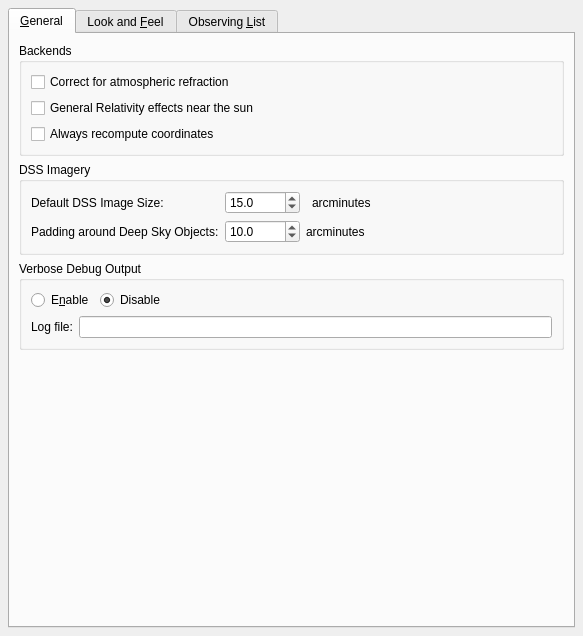
First picture: the form in kstars/options/opsadvanced.ui, repository KDE/kstars, before the edit.
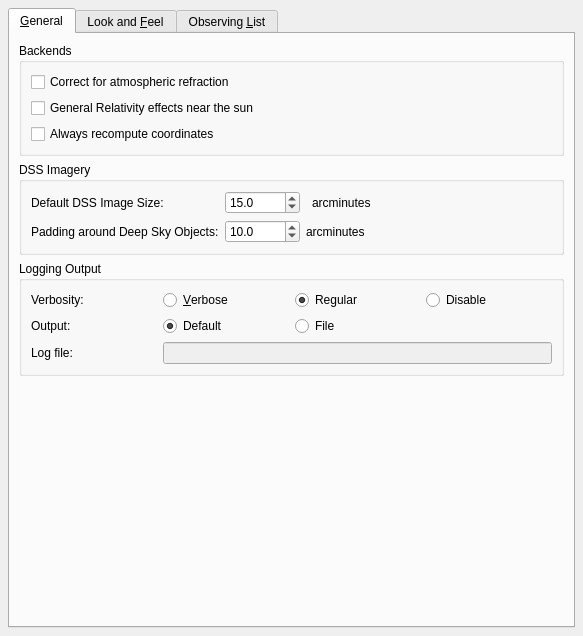
Second picture: the form after the edit. Custom widgets are drawn as their Qt base class.

Commit message: Finished logging support in KStars

```diff
--- a/kstars/options/opsadvanced.ui
+++ b/kstars/options/opsadvanced.ui
@@ -35,7 +35,7 @@
       <attribute name="title">
        <string>&amp;General</string>
       </attribute>
-      <layout class="QVBoxLayout" name="verticalLayout_5">
+      <layout class="QVBoxLayout" name="verticalLayout">
        <item>
         <widget class="QGroupBox" name="BackendsGroupBox">
          <property name="title">
@@ -180,60 +180,106 @@
        <item>
         <widget class="QGroupBox" name="groupBox">
          <property name="title">
-          <string>Verbose Debug Output</string>
+          <string>Logging Output</string>
          </property>
-         <layout class="QVBoxLayout" name="verticalLayout">
+         <layout class="QHBoxLayout" name="horizontalLayout">
           <item>
-           <layout class="QHBoxLayout" name="horizontalLayout">
-            <item>
-             <widget class="QRadioButton" name="kcfg_enableVerbosLogging">
+           <layout class="QGridLayout" name="gridLayout_2">
+            <item row="0" column="0">
+             <widget class="QLabel" name="label_4">
+              <property name="text">
+               <string>Verbosity:</string>
+              </property>
+             </widget>
+            </item>
+            <item row="0" column="1">
+             <widget class="QRadioButton" name="kcfg_VerboseLogging">
               <property name="toolTip">
                <string>Enable verbose debug output to file</string>
               </property>
               <property name="text">
-               <string>E&amp;nable</string>
+               <string>&amp;Verbose</string>
               </property>
              </widget>
             </item>
-            <item>
-             <widget class="QRadioButton" name="kcfg_disableVerboseLogging">
+            <item row="0" column="2">
+             <widget class="QRadioButton" name="kcfg_RegularLogging">
               <property name="toolTip">
-               <string>Disable verbose debug output to file</string>
+               <string>Enable regular debug output</string>
+              </property>
+              <property name="text">
+               <string>Regular</string>
+              </property>
+              <property name="checked">
+               <bool>true</bool>
+              </property>
+              <attribute name="buttonGroup">
+               <string notr="true">verbosityButtonGroup</string>
+              </attribute>
+             </widget>
+            </item>
+            <item row="0" column="3">
+             <widget class="QRadioButton" name="kcfg_DisableLogging">
+              <property name="toolTip">
+               <string>Disable all logging output</string>
               </property>
               <property name="text">
                <string>Disable</string>
               </property>
               <property name="checked">
+               <bool>false</bool>
+              </property>
+              <attribute name="buttonGroup">
+               <string notr="true">verbosityButtonGroup</string>
+              </attribute>
+             </widget>
+            </item>
+            <item row="1" column="0">
+             <widget class="QLabel" name="label_5">
+              <property name="text">
+               <string>Output:</string>
+              </property>
+             </widget>
+            </item>
+            <item row="1" column="1">
+             <widget class="QRadioButton" name="kcfg_LogToDefault">
+              <property name="toolTip">
+               <string>Log debug messages to default output device used by the platform (e.g. Standard Error)</string>
+              </property>
+              <property name="text">
+               <string>Default</string>
+              </property>
+              <property name="checked">
                <bool>true</bool>
               </property>
              </widget>
             </item>
-            <item>
-             <spacer name="horizontalSpacer">
-              <property name="orientation">
-               <enum>Qt::Horizontal</enum>
+            <item row="1" column="2">
+             <widget class="QRadioButton" name="kcfg_LogToFile">
+              <property name="toolTip">
+               <string>Log output to log file</string>
               </property>
-              <property name="sizeHint" stdset="0">
-               <size>
-                <width>40</width>
-                <height>20</height>
-               </size>
+              <property name="text">
+               <string>File</string>
               </property>
-             </spacer>
+              <attribute name="buttonGroup">
+               <string notr="true">logbuttonGroup</string>
+              </attribute>
+             </widget>
             </item>
-           </layout>
-          </item>
-          <item>
-           <layout class="QHBoxLayout" name="horizontalLayout_2">
-            <item>
+            <item row="2" column="0">
              <widget class="QLabel" name="label_2">
               <property name="text">
                <string>Log file:</string>
               </property>
              </widget>
             </item>
-            <item>
-             <widget class="QLineEdit" name="kcfg_verboseLogFile"/>
+            <item row="2" column="1" colspan="3">
+             <widget class="QLineEdit" name="kcfg_VerboseLogFile">
+              <property name="enabled">
+               <bool>false</bool>
+              </property>
+             </widget>
             </item>
            </layout>
           </item>
```
Left out of the diff: 18 changed lines with no effect on the pictures. The commit also changes 5 other files.
